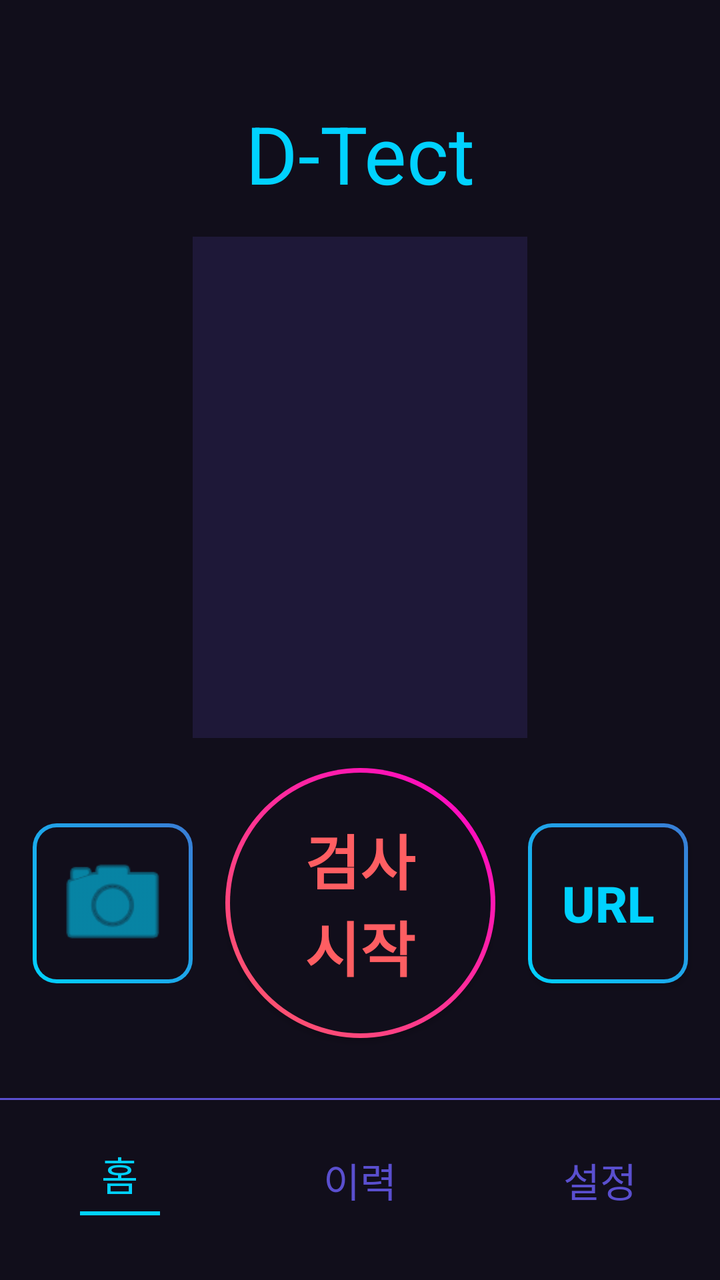
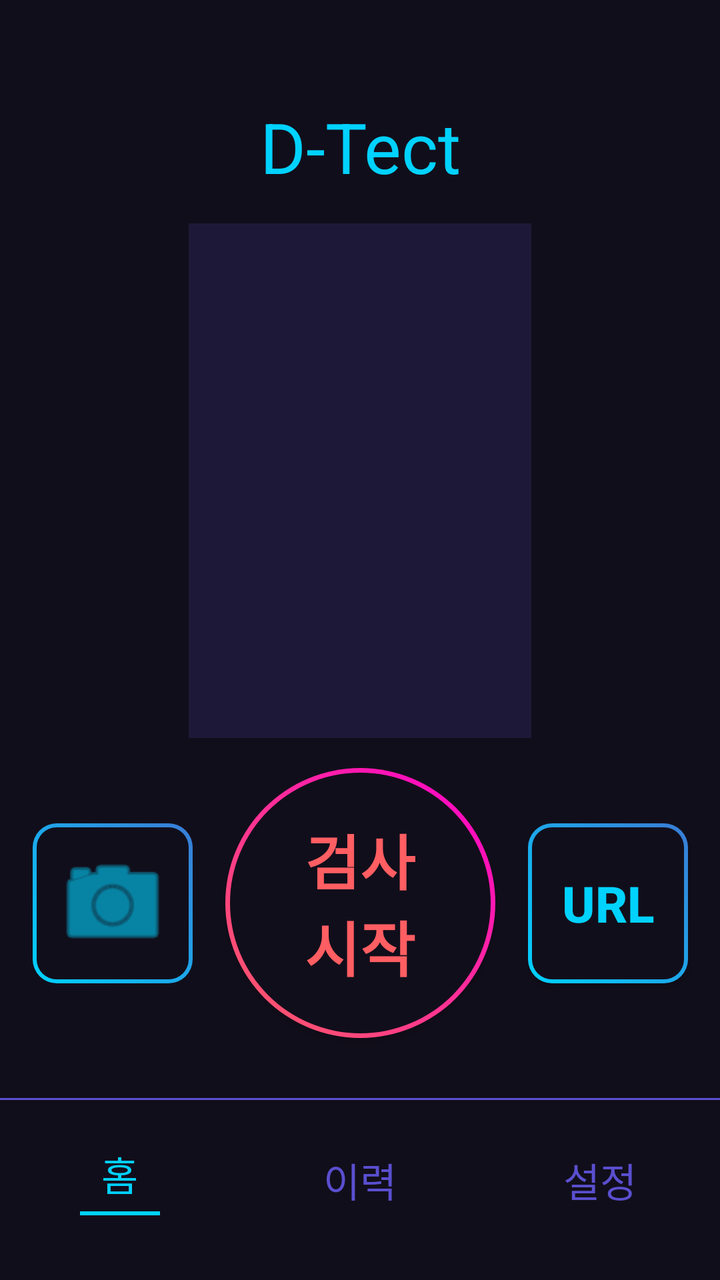

The first picture is an Android layout as it rendered before a commit; the second is the same layout after the commit. The layout source and the unified diff follow.
<!-- AndroidManifest.xml: application theme Theme.AIDetector -->
<!-- res/layout/activity_main.xml -->
<?xml version="1.0" encoding="utf-8"?>
<androidx.constraintlayout.widget.ConstraintLayout xmlns:android="http://schemas.android.com/apk/res/android"
    xmlns:app="http://schemas.android.com/apk/res-auto"
    android:layout_width="match_parent"
    android:layout_height="match_parent"
    android:background="#110E1B">

    <TextView
    android:id="@+id/tv_title"
    android:layout_width="wrap_content"
    android:layout_height="wrap_content"
    android:layout_marginTop="50dp"
    android:text="D-Tect"
    android:textColor="#00D2FF"
    android:textSize="40sp"
    app:layout_constraintEnd_toEndOf="parent"
    app:layout_constraintStart_toStartOf="parent"
    app:layout_constraintTop_toTopOf="parent" />

    <FrameLayout
        android:id="@+id/centerContainer"
        android:layout_width="0dp"
        android:layout_height="0dp"
        android:layout_marginHorizontal="40dp"
        android:layout_marginTop="15dp"
        android:layout_marginBottom="15dp"
        android:background="#1E1838"
        app:layout_constrainedHeight="true"
        app:layout_constraintBottom_toTopOf="@id/btnCapture"
        app:layout_constraintDimensionRatio="4:6"
        app:layout_constraintEnd_toEndOf="parent"
        app:layout_constraintStart_toStartOf="parent"
        app:layout_constraintTop_toBottomOf="@id/tv_title"
        app:layout_constraintVertical_bias="0.4">

        <ImageView
            android:id="@+id/galleryImageView"
            android:layout_width="match_parent"
            android:layout_height="match_parent"
            android:scaleType="fitCenter"
            android:visibility="gone" />

        <androidx.camera.view.PreviewView
            android:id="@+id/viewFinder"
            android:layout_width="match_parent"
            android:layout_height="match_parent"
            android:visibility="gone" />
    </FrameLayout>

    <androidx.appcompat.widget.AppCompatButton
        android:id="@+id/btnCapture"
        android:layout_width="135dp"
        android:layout_height="135dp"
        android:layout_marginBottom="30dp"
        android:background="@drawable/circle_button_bg"
        android:text="검사\n시작"
        android:textColor="#FF5E62"
        android:textSize="30sp"
        android:textStyle="bold"
        app:layout_constraintBottom_toTopOf="@id/nav_divider"
        app:layout_constraintEnd_toEndOf="parent"
        app:layout_constraintStart_toStartOf="parent" />

    <ImageButton
        android:id="@+id/btnSelect"
        android:layout_width="80dp"
        android:layout_height="80dp"
        android:background="@drawable/url_button_bg"
        android:padding="10dp"
        android:scaleType="fitCenter"
        android:src="@android:drawable/ic_menu_camera"
        app:layout_constraintBottom_toBottomOf="@id/btnCapture"
        app:layout_constraintEnd_toStartOf="@id/btnCapture"
        app:layout_constraintStart_toStartOf="parent"
        app:layout_constraintTop_toTopOf="@id/btnCapture"
        app:tint="#00D2FF" />

    <androidx.appcompat.widget.AppCompatButton
        android:id="@+id/btnUrl"
        android:layout_width="80dp"
        android:layout_height="80dp"
        android:background="@drawable/url_button_bg"
        android:text="URL"
        android:textColor="#00D2FF"
        android:textSize="25sp"
        android:textStyle="bold"
        app:layout_constraintBottom_toBottomOf="@id/btnCapture"
        app:layout_constraintEnd_toEndOf="parent"
        app:layout_constraintStart_toEndOf="@id/btnCapture"
        app:layout_constraintTop_toTopOf="@id/btnCapture" />

    <View
        android:id="@+id/nav_divider"
        android:layout_width="match_parent"
        android:layout_height="1dp"
        android:layout_marginBottom="10dp"
        android:background="#5A4FCF"
        app:layout_constraintBottom_toTopOf="@id/bottom_navigation" />

    <LinearLayout
        android:id="@+id/bottom_navigation"
        android:layout_width="match_parent"
        android:layout_height="60dp"
        android:layout_marginBottom="20dp"
        android:orientation="horizontal"
        app:layout_constraintBottom_toBottomOf="parent">

        <LinearLayout
            android:layout_width="0dp"
            android:layout_height="match_parent"
            android:layout_weight="1"
            android:gravity="center"
            android:orientation="vertical">

            <TextView
                android:layout_width="wrap_content"
                android:layout_height="wrap_content"
                android:text="홈"
                android:textColor="#00D2FF"
                android:textSize="20sp" />

            <View
                android:layout_width="40dp"
                android:layout_height="2dp"
                android:layout_marginTop="4dp"
                android:background="#00D2FF" />
        </LinearLayout>

        <TextView
            android:id="@+id/nav_history"
            android:layout_width="0dp"
            android:layout_height="match_parent"
            android:layout_weight="1"
            android:gravity="center"
            android:text="이력"
            android:textColor="#5A4FCF"
            android:textSize="20sp" />

        <TextView
            android:id="@+id/nav_settings"
            android:layout_width="0dp"
            android:layout_height="match_parent"
            android:layout_weight="1"
            android:gravity="center"
            android:text="설정"
            android:textColor="#5A4FCF"
            android:textSize="20sp" />
    </LinearLayout>

</androidx.constraintlayout.widget.ConstraintLayout>
<!-- resources referenced by this layout -->
<resources>
  <!-- drawable circle_button_bg (drawable) -->
  <?xml version="1.0" encoding="utf-8"?>
  <layer-list xmlns:android="http://schemas.android.com/apk/res/android">
      <item>
          <shape android:shape="oval">
              <gradient
                  android:startColor="#FF5E62"
                  android:endColor="#FF00CC"
                  android:angle="45"
                  android:type="linear" />
          </shape>
      </item>
  
      <item android:top="2.5dp" android:bottom="2.5dp" android:left="2.5dp" android:right="2.5dp">
          <shape android:shape="oval">
              <solid android:color="#110E1B" /> </shape>
      </item>
  </layer-list>
  <!-- drawable url_button_bg (drawable) -->
  <?xml version="1.0" encoding="utf-8"?>
  <layer-list xmlns:android="http://schemas.android.com/apk/res/android">
      <item>
          <shape android:shape="rectangle">
              <corners android:radius="12dp" />
              <gradient
                  android:startColor="#00D2FF"
                  android:endColor="#3a7bd5"
                  android:angle="45"
                  android:type="linear" />
          </shape>
      </item>
  
      <item android:top="2dp" android:bottom="2dp" android:left="2dp" android:right="2dp">
          <shape android:shape="rectangle">
              <corners android:radius="10dp" />
              <solid android:color="#110E1B" />
          </shape>
      </item>
  </layer-list>
  <style name="Theme.AIDetector" parent="Base.Theme.AIDetector">
          <item name="popupMenuBackground">@android:color/white</item>
          <item name="actionOverflowMenuStyle">@style/WhitePopupMenu</item>
      </style>
  <style name="Base.Theme.AIDetector" parent="Theme.Material3.DayNight.NoActionBar">
      </style>
  <style name="WhitePopupMenu" parent="Widget.AppCompat.PopupMenu.Overflow">
          <item name="android:popupBackground">@android:color/white</item>
      </style>
</resources>

<!-- the commit's change to res/layout/activity_main.xml (unified diff, before → after) -->
@@ -12,7 +12,7 @@
     android:layout_marginTop="50dp"
     android:text="D-Tect"
     android:textColor="#00D2FF"
-    android:textSize="40sp"
+    android:textSize="35sp"
     app:layout_constraintEnd_toEndOf="parent"
     app:layout_constraintStart_toStartOf="parent"
     app:layout_constraintTop_toTopOf="parent" />
